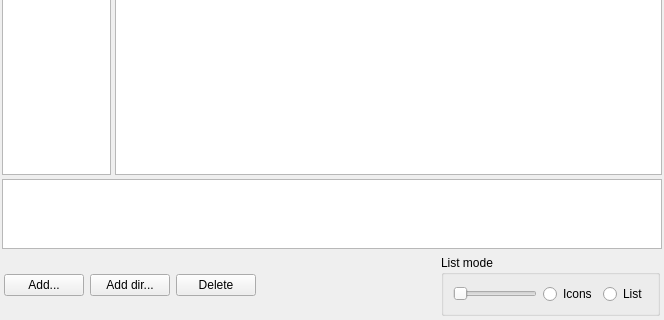
The window that zsearchtab.ui (kernel1024/qmanga) describes before a commit, drawn with Qt 5; both pictures show x 0 to 664 and y 174 to 494 of the 664 by 494 pixel window.
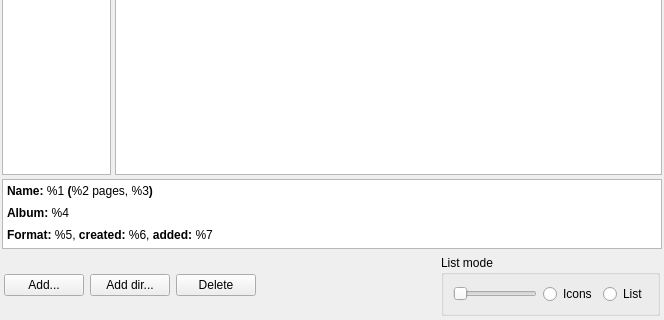
The same window after the commit.

The edit to the form file:
```diff
--- a/zsearchtab.ui
+++ b/zsearchtab.ui
@@ -74,7 +74,17 @@
     </layout>
    </item>
    <item>
-    <widget class="QTextBrowser" name="srcDesc"/>
+    <widget class="QTextBrowser" name="srcDesc">
+     <property name="html">
+      <string>&lt;!DOCTYPE HTML PUBLIC &quot;-//W3C//DTD HTML 4.0//EN&quot; &quot;http://www.w3.org/TR/REC-html40/strict.dtd&quot;&gt;
+&lt;html&gt;&lt;head&gt;&lt;meta name=&quot;qrichtext&quot; content=&quot;1&quot; /&gt;&lt;style type=&quot;text/css&quot;&gt;
+p, li { white-space: pre-wrap; }
+&lt;/style&gt;&lt;/head&gt;&lt;body style=&quot; font-family:'Verdana'; font-size:9pt; font-weight:400; font-style:normal;&quot;&gt;
+&lt;p style=&quot; margin-top:0px; margin-bottom:0px; margin-left:0px; margin-right:0px; -qt-block-indent:0; text-indent:0px;&quot;&gt;&lt;span style=&quot; font-weight:600;&quot;&gt;Name:&lt;/span&gt; %1 &lt;span style=&quot; font-weight:600;&quot;&gt;(&lt;/span&gt;%2 pages, %3&lt;span style=&quot; font-weight:600;&quot;&gt;)&lt;/span&gt;&lt;/p&gt;
+&lt;p style=&quot; margin-top:8px; margin-bottom:0px; margin-left:0px; margin-right:0px; -qt-block-indent:0; text-indent:0px;&quot;&gt;&lt;span style=&quot; font-weight:600;&quot;&gt;Album:&lt;/span&gt; %4&lt;/p&gt;
+&lt;p style=&quot; margin-top:8px; margin-bottom:0px; margin-left:0px; margin-right:0px; -qt-block-indent:0; text-indent:0px;&quot;&gt;&lt;span style=&quot; font-weight:600;&quot;&gt;Format:&lt;/span&gt; %5, &lt;span style=&quot; font-weight:600;&quot;&gt;created:&lt;/span&gt; %6, &lt;span style=&quot; font-weight:600;&quot;&gt;added:&lt;/span&gt; %7 &lt;/p&gt;&lt;/body&gt;&lt;/html&gt;</string>
+     </property>
+    </widget>
    </item>
    <item>
     <widget class="QFrame" name="frame">
```
